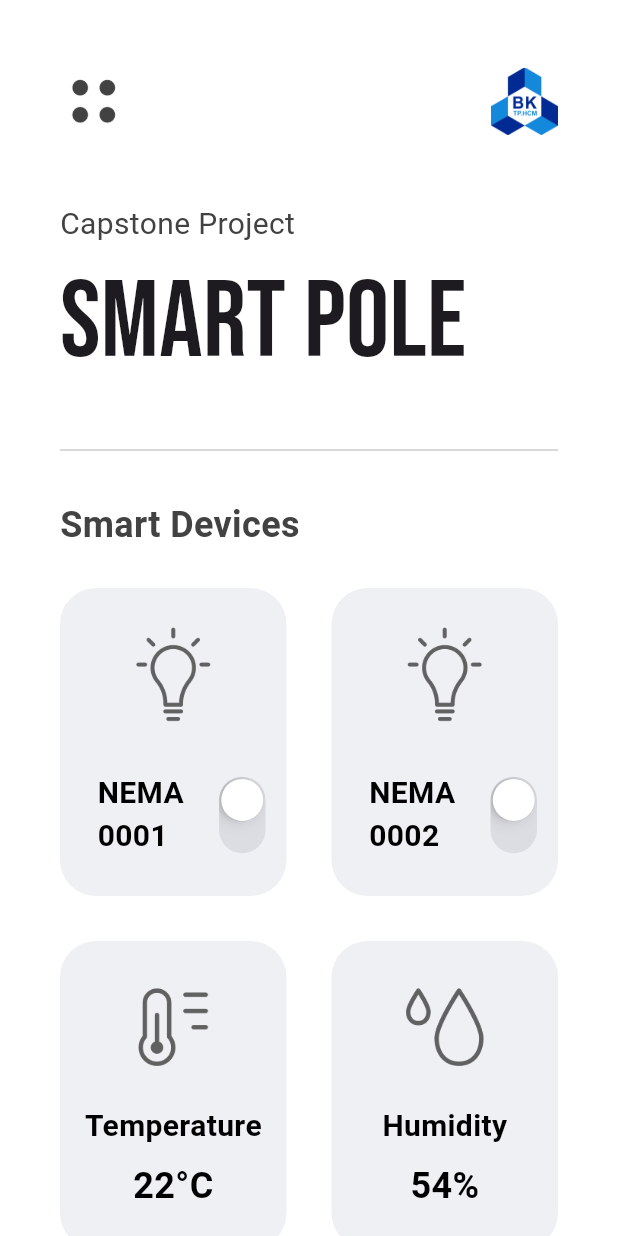
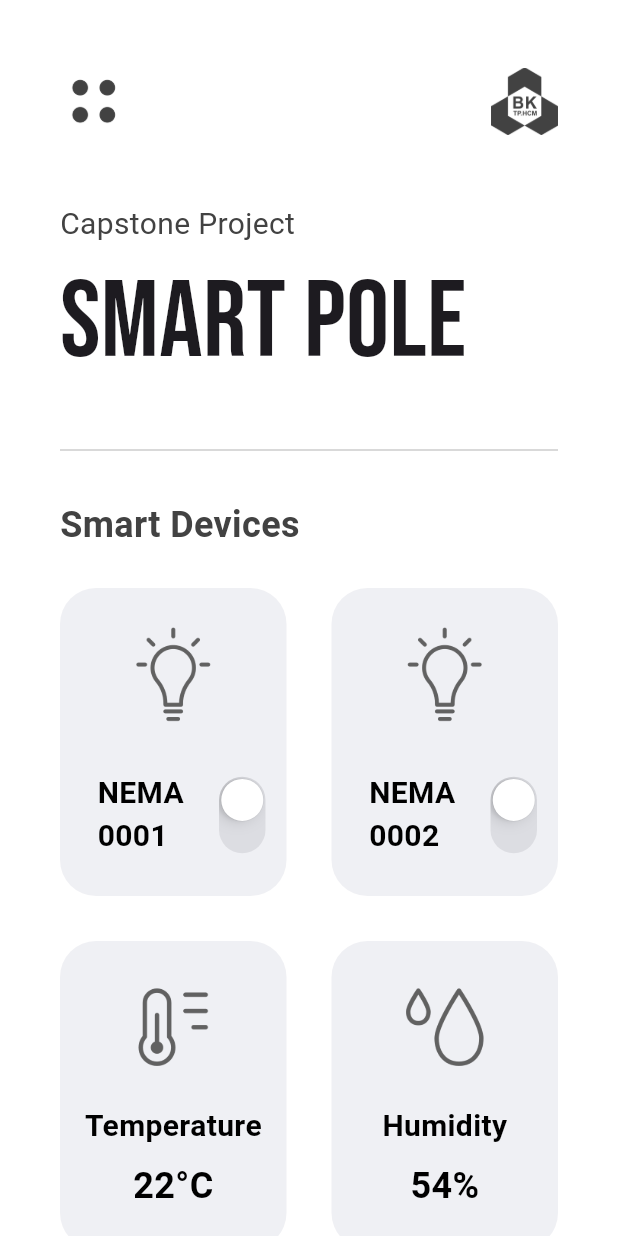
Before and after one commit to HyHyZhaLee/Thesis_SmartPole, a Flutter app: the screen it shows after launch, on a phone screen of 412 x 824 dp. Run offline on Flutter 3.47's test engine with Material 3 defaults, Android fonts, the light colour scheme and no system bars; our stand-ins replace connectivity_plus, google_fonts; missing offline and left inert: mqtt_client.

Commit message:
Update done for UI dev

```diff
--- a/FlutterApp/lib/pages/home_page.dart
+++ b/FlutterApp/lib/pages/home_page.dart
@@ -41,6 +41,7 @@
       mySmartDevices[index][2] = value;
     });
   }
+
   @override
   Widget build(BuildContext context) {
     return Scaffold(
@@ -65,19 +66,16 @@
                     height: 45,
                     color: Colors.grey[800],
                   ),
-
                   // account icon
                   Image.asset(
                     'lib/icons/Logo-DH-Bach-Khoa-HCMUT.png',
                     height: 45,
-                    // color: Colors.grey[800],
+                    color: Colors.grey[800],
                   ),
                 ],
               ),
             ),
-
             SizedBox(height: 20),
-
             // welcome home
             Padding(
               padding: EdgeInsets.symmetric(horizontal: horizontalPadding),
@@ -95,9 +93,7 @@
                 ],
               ),
             ),
-
             SizedBox(height: 25),
-
             Padding(
               padding: EdgeInsets.symmetric(horizontal: 40.0),
               child: Divider(
@@ -105,9 +101,7 @@
                 color: Color.fromARGB(255, 204, 204, 204),
               ),
             ),
-
             SizedBox(height: 25),
-
             // smart devices grid
             Padding(
               padding: EdgeInsets.symmetric(horizontal: horizontalPadding),
@@ -121,14 +115,19 @@
               ),
             ),
             SizedBox(height: 10),
+            // smart devices grid and sensor data grid combined
+            LayoutBuilder(
+              builder: (context, constraints) {
+                int itemCount = mySmartDevices.length + mySensors.length;
+                int rowCount = (itemCount / 2).ceil();
+                double height = rowCount * 250; // Adjust based on your item height
 
-            // smart devices grid and sensor data grid combined
-            SizedBox(
-              height: 600, // Đặt chiều cao cụ thể cho GridView
+                return SizedBox(
+                  height: height,
                   child: GridView.builder(
-                // shrinkWrap: true,
-                // physics: NeverScrollableScrollPhysics(),
-                itemCount: mySmartDevices.length + mySensors.length,
+                    shrinkWrap: true,
+                    physics: NeverScrollableScrollPhysics(),
+                    itemCount: itemCount,
                     padding: const EdgeInsets.symmetric(horizontal: 25),
                     gridDelegate: const SliverGridDelegateWithFixedCrossAxisCount(
                       crossAxisCount: 2,
@@ -152,6 +151,8 @@
                       }
                     },
                   ),
+                );
+              },
             ),
           ],
         ),
```
Lines whose indentation alone changed are shown as unchanged.
